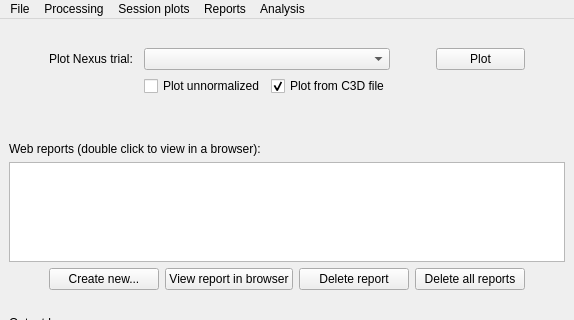
Qt form gaitutils/nexus_scripts/nexus_menu.ui (NCH-Motion-Laboratory/gaitutils) before a commit; both pictures show x 0 to 574 and y 0 to 320 of the 574 by 746 pixel window.
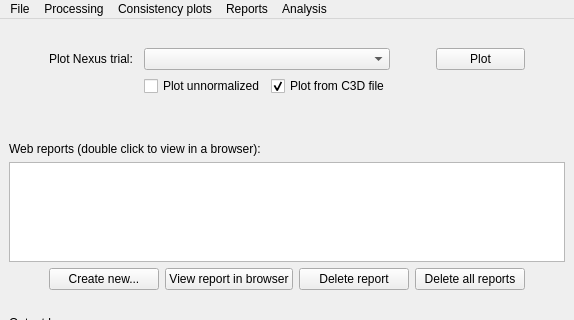
The same form after that commit. Custom widgets are drawn as their Qt base class.

Commit message: action & menu fixes

What changed in the file:
```diff
--- a/gaitutils/nexus_scripts/nexus_menu.ui
+++ b/gaitutils/nexus_scripts/nexus_menu.ui
@@ -324,7 +324,7 @@
    </widget>
    <widget class="QMenu" name="menuPlotting">
     <property name="title">
-     <string>Session plots</string>
+     <string>Consistency plots</string>
     </property>
     <addaction name="actionTrial_velocity"/>
     <addaction name="actionTime_distance_average"/>
```
Left out of the diff: 18 changed lines with no effect on the pictures. The commit also changes 1 other file.
